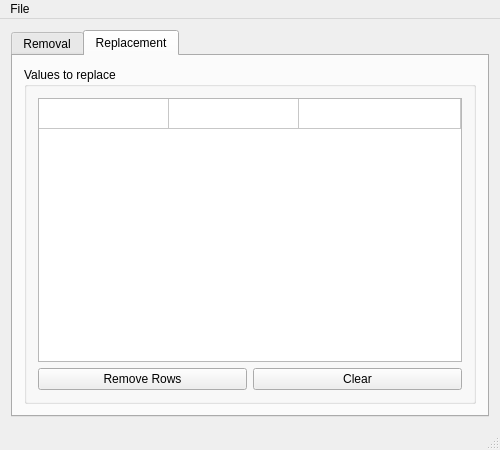
Before: the Qt Designer form mainwindow.ui in noodlecollie/vmfstripper, drawn with Qt 5.
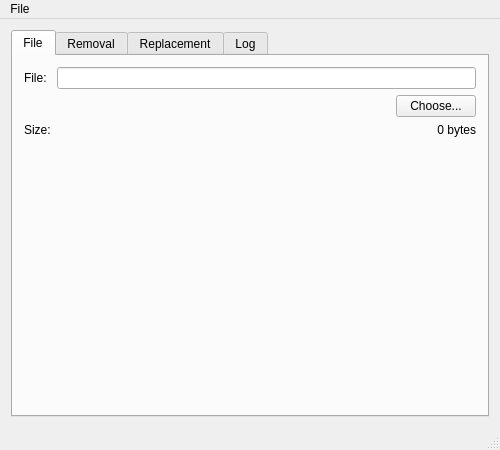
After: the same form once the commit is applied.

The edit to the form file:
```diff
--- a/mainwindow.ui
+++ b/mainwindow.ui
@@ -24,9 +24,103 @@
     <item>
      <widget class="QTabWidget" name="tabWidget">
       <property name="currentIndex">
-       <number>1</number>
+       <number>0</number>
       </property>
-      <widget class="QWidget" name="tab">
+      <widget class="QWidget" name="tabFile">
+       <attribute name="title">
+        <string>File</string>
+       </attribute>
+       <layout class="QVBoxLayout" name="verticalLayout_6">
+        <item>
+         <layout class="QFormLayout" name="formLayout_2">
+          <property name="fieldGrowthPolicy">
+           <enum>QFormLayout::AllNonFixedFieldsGrow</enum>
+          </property>
+          <property name="formAlignment">
+           <set>Qt::AlignLeading|Qt::AlignLeft|Qt::AlignTop</set>
+          </property>
+          <property name="topMargin">
+           <number>0</number>
+          </property>
+          <property name="bottomMargin">
+           <number>0</number>
+          </property>
+          <item row="0" column="0">
+           <widget class="QLabel" name="label">
+            <property name="text">
+             <string>File:</string>
+            </property>
+           </widget>
+          </item>
+          <item row="0" column="1">
+           <widget class="QLineEdit" name="tbFilename">
+            <property name="readOnly">
+             <bool>true</bool>
+            </property>
+           </widget>
+          </item>
+          <item row="1" column="1">
+           <layout class="QHBoxLayout" name="horizontalLayout_2">
+            <property name="topMargin">
+             <number>0</number>
+            </property>
+            <item>
+             <spacer name="horizontalSpacer">
+              <property name="orientation">
+               <enum>Qt::Horizontal</enum>
+              </property>
+              <property name="sizeHint" stdset="0">
+               <size>
+                <width>40</width>
+                <height>20</height>
+               </size>
+              </property>
+             </spacer>
+            </item>
+            <item>
+             <widget class="QPushButton" name="btnOpenFile">
+              <property name="text">
+               <string>Choose...</string>
+              </property>
+             </widget>
+            </item>
+           </layout>
+          </item>
+          <item row="2" column="0">
+           <widget class="QLabel" name="label_2">
+            <property name="text">
+             <string>Size:</string>
+            </property>
+           </widget>
+          </item>
+          <item row="2" column="1">
+           <widget class="QLabel" name="labelFileSize">
+            <property name="text">
+             <string>0 bytes</string>
+            </property>
+            <property name="alignment">
+             <set>Qt::AlignRight|Qt::AlignTrailing|Qt::AlignVCenter</set>
+            </property>
+           </widget>
+          </item>
+         </layout>
+        </item>
+        <item>
+         <spacer name="verticalSpacer">
+          <property name="orientation">
+           <enum>Qt::Vertical</enum>
+          </property>
+          <property name="sizeHint" stdset="0">
+           <size>
+            <width>20</width>
+            <height>40</height>
+           </size>
+          </property>
+         </spacer>
+        </item>
+       </layout>
+      </widget>
+      <widget class="QWidget" name="tabRemoval">
        <attribute name="title">
         <string>Removal</string>
        </attribute>
@@ -166,6 +260,37 @@
         </item>
        </layout>
       </widget>
+      <widget class="QWidget" name="tabLog">
+       <attribute name="title">
+        <string>Log</string>
+       </attribute>
+       <layout class="QVBoxLayout" name="verticalLayout_7">
+        <item>
+         <widget class="QTextEdit" name="logWindow">
+          <property name="undoRedoEnabled">
+           <bool>false</bool>
+          </property>
+          <property name="readOnly">
+           <bool>true</bool>
+          </property>
+          <property name="html">
+           <string>&lt;!DOCTYPE HTML PUBLIC &quot;-//W3C//DTD HTML 4.0//EN&quot; &quot;http://www.w3.org/TR/REC-html40/strict.dtd&quot;&gt;
+&lt;html&gt;&lt;head&gt;&lt;meta name=&quot;qrichtext&quot; content=&quot;1&quot; /&gt;&lt;style type=&quot;text/css&quot;&gt;
+p, li { white-space: pre-wrap; }
+&lt;/style&gt;&lt;/head&gt;&lt;body style=&quot; font-family:'MS Shell Dlg 2'; font-size:8.25pt; font-weight:400; font-style:normal;&quot;&gt;
+&lt;p style=&quot; margin-top:0px; margin-bottom:0px; margin-left:0px; margin-right:0px; -qt-block-indent:0; text-indent:0px;&quot;&gt;&lt;span style=&quot; font-family:'Lucida Console,monospace'; color:#000000;&quot;&gt;----------&lt;/span&gt;&lt;/p&gt;&lt;/body&gt;&lt;/html&gt;</string>
+          </property>
+         </widget>
+        </item>
+        <item>
+         <widget class="QCheckBox" name="cbLogToFile">
+          <property name="text">
+           <string>Output to file</string>
+          </property>
+         </widget>
+        </item>
+       </layout>
+      </widget>
      </widget>
     </item>
    </layout>
```
Left out of the diff: 61 changed lines with no effect on the pictures.
